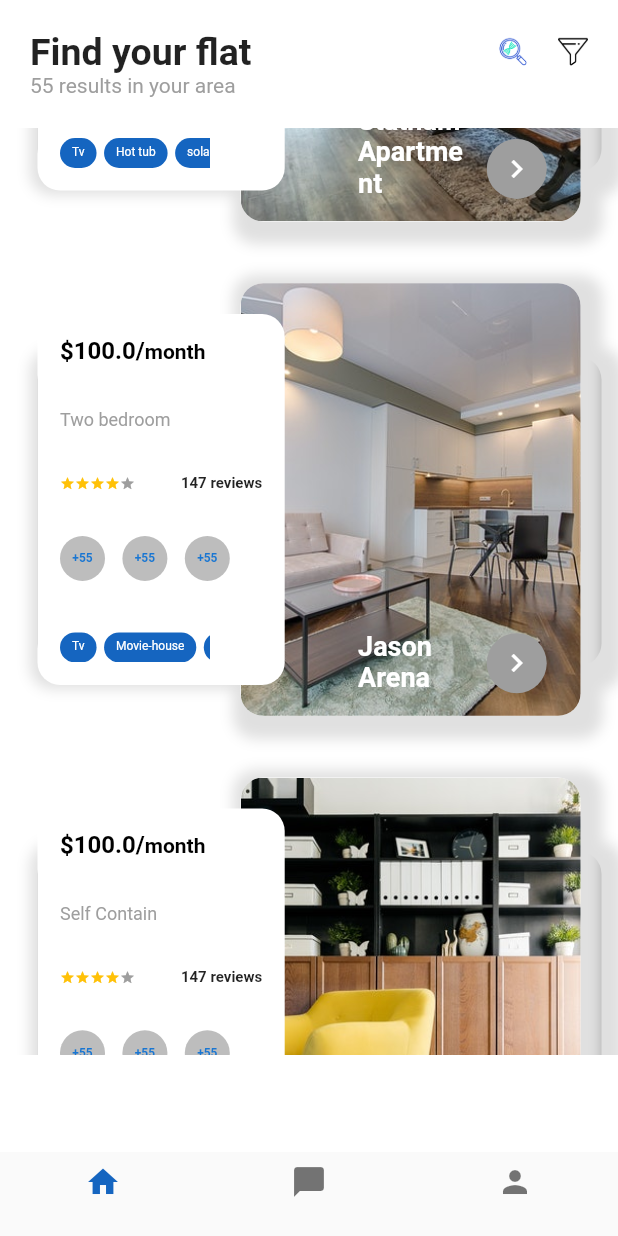
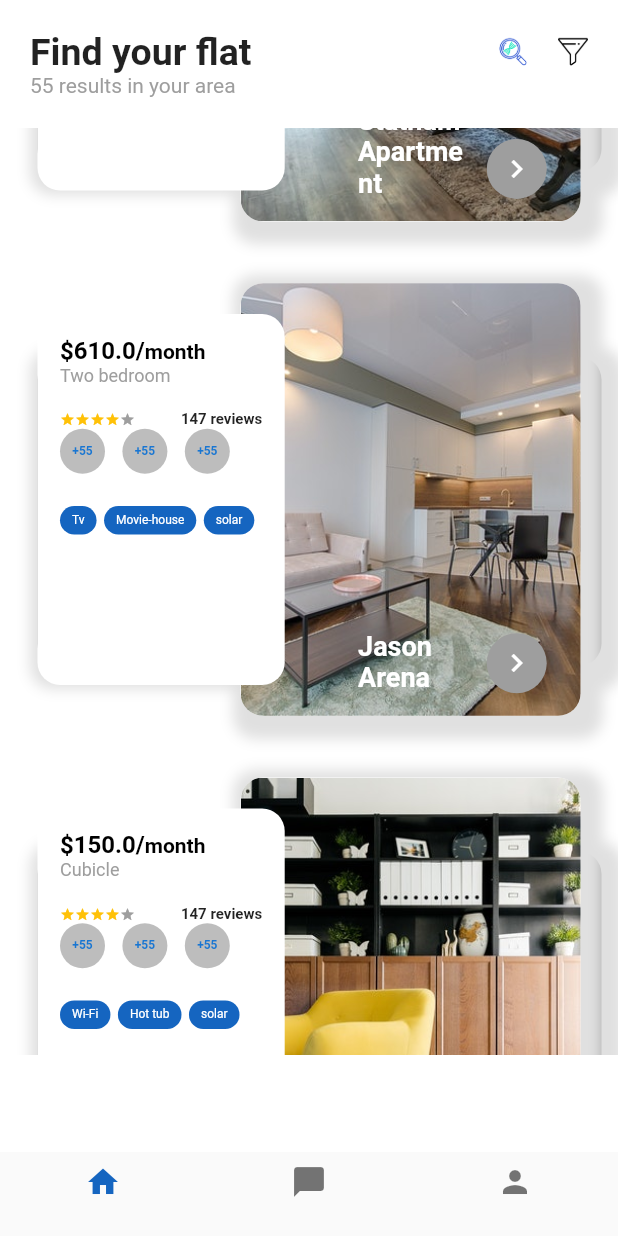
Before and after one commit to codeflames/myApartments, a Flutter app: the screen it shows after launch, scrolled down 576 dp, on a phone screen of 412 x 824 dp. Run offline on Flutter 3.47's test engine with Material 2 defaults, Android fonts, the phone set to English and light mode, and no system bars; drawn by our look-alikes of flutter_rating_bar; our stand-ins replace flutter_image_slideshow, readmore, slider_button.

Commit message:
refactored the facility tag to look nice

```diff
--- a/lib/apartment_details.dart
+++ b/lib/apartment_details.dart
@@ -6,8 +6,10 @@ import 'package:flutter_image_slideshow/flutter_image_slideshow.dart';
 class ApartmentDetails extends StatelessWidget {
   final String image;
   final String name;
+  final String details;
 
-  const ApartmentDetails({Key key, this.image, this.name}) : super(key: key);
+  const ApartmentDetails({Key key, this.image, this.name, this.details})
+      : super(key: key);
 
   @override
   Widget build(BuildContext context) {
@@ -113,7 +115,7 @@ class ApartmentDetails extends StatelessWidget {
                         ],
                       ),
                       ReadMoreText(
-                        'All rooms are single-occupancy rooms, while size varies considerably. Apartments have facilities which include some comfortable seating in the living room, a dining table and chairs in the kitchen or dining room; a stove, a microwave oven, two refridgerators and a freezer in the kitchen and a drying cupboard.',
+                        details,
                         trimLines: 2,
                         colorClickableText: Colors.blue[700],
                         trimMode: TrimMode.Line,
--- a/lib/home_page.dart
+++ b/lib/home_page.dart
@@ -21,7 +21,7 @@ class _HomePageState extends State<HomePage> {
       description:
           'This is a selfContained house having a bathroom, kitchen and a spacious room for both TVs, cushions and a bed',
       facilities: ['Tv', 'Hot tub', 'solar'],
-      price: 100,
+      price: 105,
     ),
     Apartment(
       id: 1,
@@ -31,7 +31,7 @@ class _HomePageState extends State<HomePage> {
       description:
           'This is a selfContained house having a bathroom, kitchen and a spacious room for both TVs, cushions and a bed',
       facilities: ['Tv', 'Hot tub', 'solar', 'air conditioning'],
-      price: 100,
+      price: 106,
     ),
     Apartment(
       id: 2,
@@ -41,17 +41,17 @@ class _HomePageState extends State<HomePage> {
       description:
           'This is a selfContained house having a bathroom, kitchen and a spacious room for both TVs, cushions and a bed',
       facilities: ['Tv', 'Movie-house', 'solar'],
-      price: 100,
+      price: 610,
     ),
     Apartment(
       id: 3,
-      name: 'Loveren Apartment',
-      apartmentType: 'Self Contain',
+      name: "verena's cubicle",
+      apartmentType: 'Cubicle',
       image: 'assets/images/apartment_one.jpg',
       description:
-          'This is a selfContained house having a bathroom, kitchen and a spacious room for both TVs, cushions and a bed',
+          'All rooms are single-occupancy rooms, while size varies considerably. Apartments have facilities which include some comfortable seating in the living room, a dining table and chairs in the kitchen or dining room; a stove, a microwave oven, two refridgerators and a freezer in the kitchen and a drying cupboard.',
       facilities: ['Wi-Fi', 'Hot tub', 'solar'],
-      price: 100,
+      price: 150,
     ),
   ];
 
@@ -127,11 +127,10 @@ class _HomePageState extends State<HomePage> {
                       apartmentImage: apartments[index].image,
                       apartmentPrice: apartments[index].price,
                       apartmentType: apartments[index].apartmentType,
-                      apartmentFacilities: [
-                        FacilitiesTag(
-                          facility: apartments[index].facilities,
-                        )
-                      ]),
+                      apartmentDescription: apartments[index].description,
+                      apartmentFacilities: FacilitiesTag(
+                        facility: apartments[index].facilities,
+                      )),
                 ),
               ),
 
@@ -151,7 +150,7 @@ class _HomePageState extends State<HomePage> {
           String apartmentImage,
           String apartmentName,
           String apartmentDescription,
-          List<Widget> apartmentFacilities}) =>
+          Widget apartmentFacilities}) =>
       Container(
         //height: 300,
         height: MediaQuery.of(context).size.height * .40,
@@ -247,6 +246,7 @@ class _HomePageState extends State<HomePage> {
                                       builder: (context) => ApartmentDetails(
                                             image: apartmentImage,
                                             name: apartmentName,
+                                            details: apartmentDescription,
                                           )));
                                 },
                               ),
@@ -286,6 +286,9 @@ class _HomePageState extends State<HomePage> {
                     ),
                     Text(apartmentType,
                         style: TextStyle(fontSize: 12, color: Colors.grey)),
+                    SizedBox(
+                      height: MediaQuery.of(context).size.height * .02,
+                    ),
                     Row(
                       mainAxisAlignment: MainAxisAlignment.spaceBetween,
                       children: <Widget>[
@@ -347,7 +350,10 @@ class _HomePageState extends State<HomePage> {
                         )
                       ],
                     ),
-                    ...apartmentFacilities
+                    SizedBox(
+                      height: MediaQuery.of(context).size.height * .02,
+                    ),
+                    apartmentFacilities
                   ],
                 ),
               ),
--- a/lib/widgets/facility_tag.dart
+++ b/lib/widgets/facility_tag.dart
@@ -9,14 +9,13 @@ class FacilitiesTag extends StatelessWidget {
 
   @override
   Widget build(BuildContext context) {
-    return Container(
-      width: 100,
-      height: 25,
-      child: ListView.builder(
-          scrollDirection: Axis.horizontal,
-          shrinkWrap: true,
-          itemCount: facility.length,
-          itemBuilder: (context, index) => Container(
+    return Expanded(
+        child: ListView(
+      children: <Widget>[
+        Wrap(
+          children: <Widget>[
+            for (var i = 0; i < facility.length; i++)
+              Container(
                 margin: EdgeInsets.only(top: 5, right: 5),
                 decoration: BoxDecoration(
                     borderRadius: BorderRadius.circular(15),
@@ -25,11 +24,34 @@ class FacilitiesTag extends StatelessWidget {
                   padding:
                       const EdgeInsets.symmetric(vertical: 5.0, horizontal: 8),
                   child: Text(
-                    facility[index],
+                    facility[i],
                     style: TextStyle(color: Colors.white, fontSize: 8),
                   ),
                 ),
-              )),
-    );
+              )
+          ],
+        )
+      ],
+    )
+        // ListView.builder(
+        //     scrollDirection: Axis.horizontal,
+        //     shrinkWrap: true,
+        //     physics: NeverScrollableScrollPhysics(),
+        //     itemCount: facility.length,
+        //     itemBuilder: (context, index) => Container(
+        //           margin: EdgeInsets.only(top: 5, right: 5),
+        //           decoration: BoxDecoration(
+        //               borderRadius: BorderRadius.circular(15),
+        //               color: Colors.blue[800]),
+        //           child: Padding(
+        //             padding:
+        //                 const EdgeInsets.symmetric(vertical: 5.0, horizontal: 8),
+        //             child: Text(
+        //               facility[index],
+        //               style: TextStyle(color: Colors.white, fontSize: 8),
+        //             ),
+        //           ),
+        //         )),
+        );
   }
 }
```
